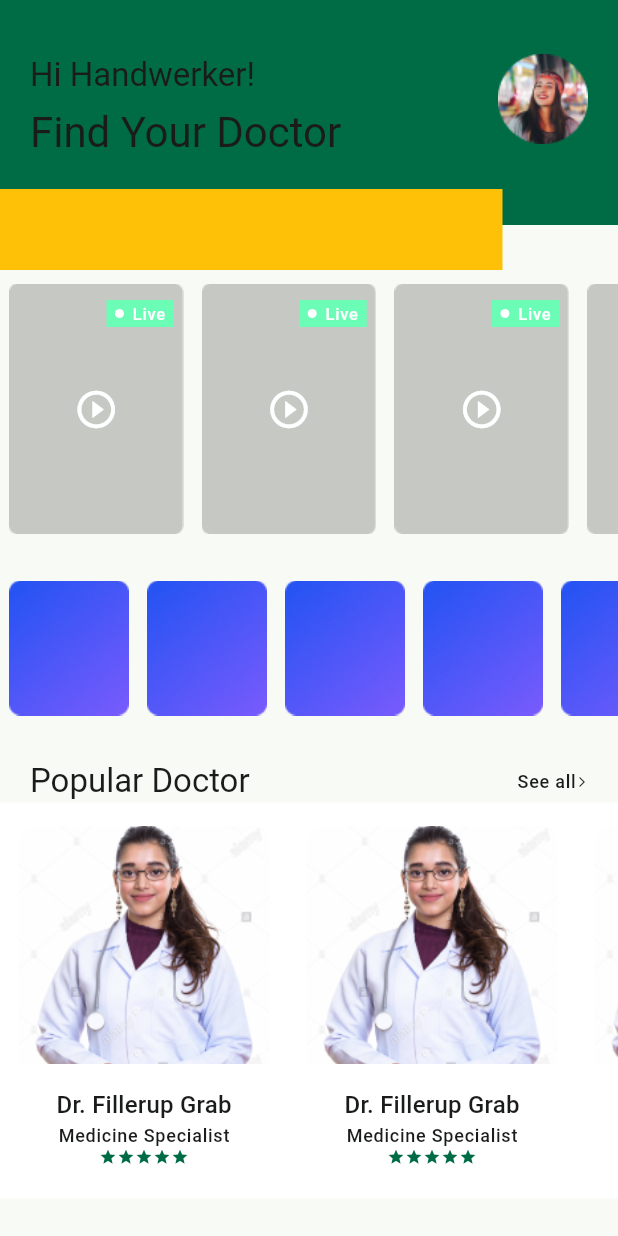
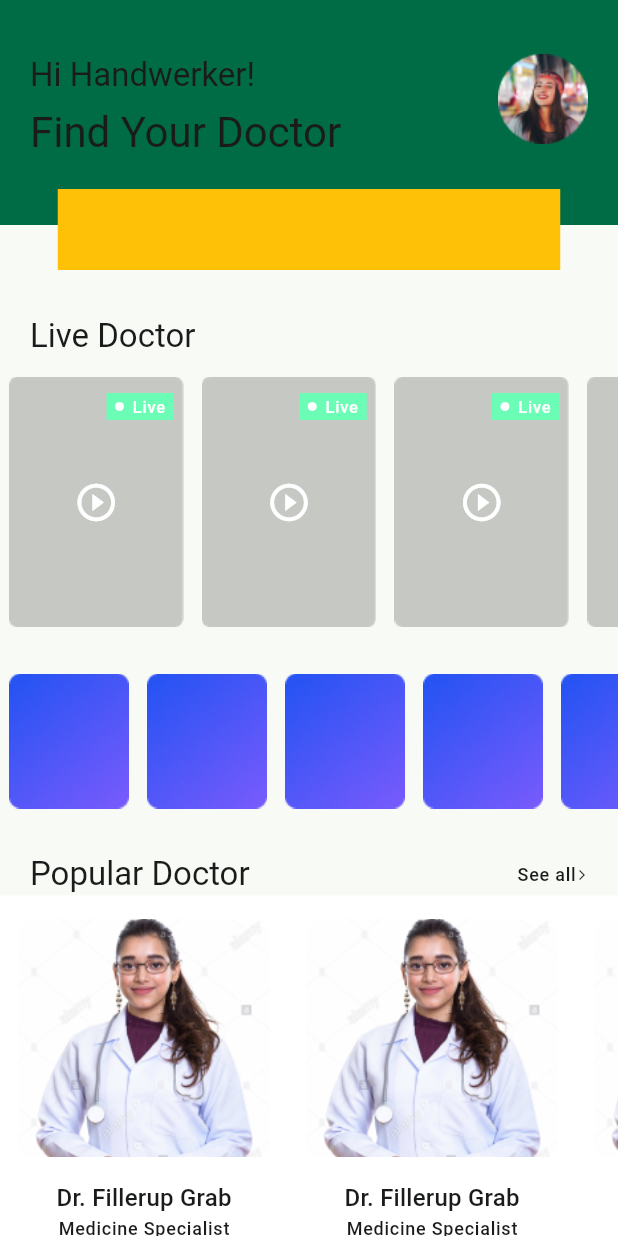
Before and after one commit to majidfathi69/DoctorHunt, a Flutter app: the HomeScreen screen opened by its route, on a phone screen of 412 x 824 dp. Run offline on Flutter 3.47's test engine with Material 2 defaults, Android fonts, the phone set to English and light mode, and no system bars; our stand-ins replace get.

Commit message:
fixed the big stack 05_Home screen

```diff
--- a/lib/app/modules/home/views/home_view.dart
+++ b/lib/app/modules/home/views/home_view.dart
@@ -11,13 +11,14 @@ class HomeScreen extends GetView<HomeController> {
   Widget build(BuildContext context) {
     return Scaffold(
       body: Stack(
+        alignment: Alignment.center,
         children: [
           const Align(
             alignment: Alignment.topCenter,
             child: UserProfile(),
           ),
           Positioned.fill(
-            top: 148,
+            top: 210,
             child: ListView(
               children: const [
                 LiveDoctors(),
```
